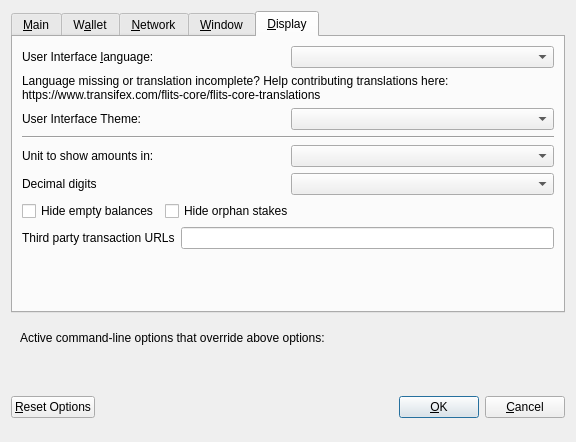
Above: src/qt/forms/optionsdialog.ui from Deviantcoin/Wallet-2021 before the change. Below: the same form after it.
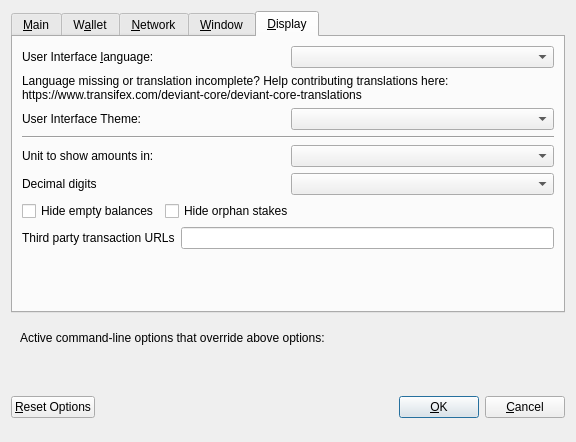
That is the form after the change. The open tabs and pages were chosen to show the change. Custom widgets are drawn as their Qt base class.

The edit to the form file:
```diff
--- a/src/qt/forms/optionsdialog.ui
+++ b/src/qt/forms/optionsdialog.ui
@@ -542,7 +542,7 @@
          </property>
          <property name="text">
           <string>Language missing or translation incomplete? Help contributing translations here:
-https://www.transifex.com/flits-core/flits-core-translations</string>
+https://www.transifex.com/deviant-core/deviant-core-translations</string>
          </property>
          <property name="wordWrap">
           <bool>true</bool>
```
Left out of the diff: 20 changed lines with no effect on the pictures.
